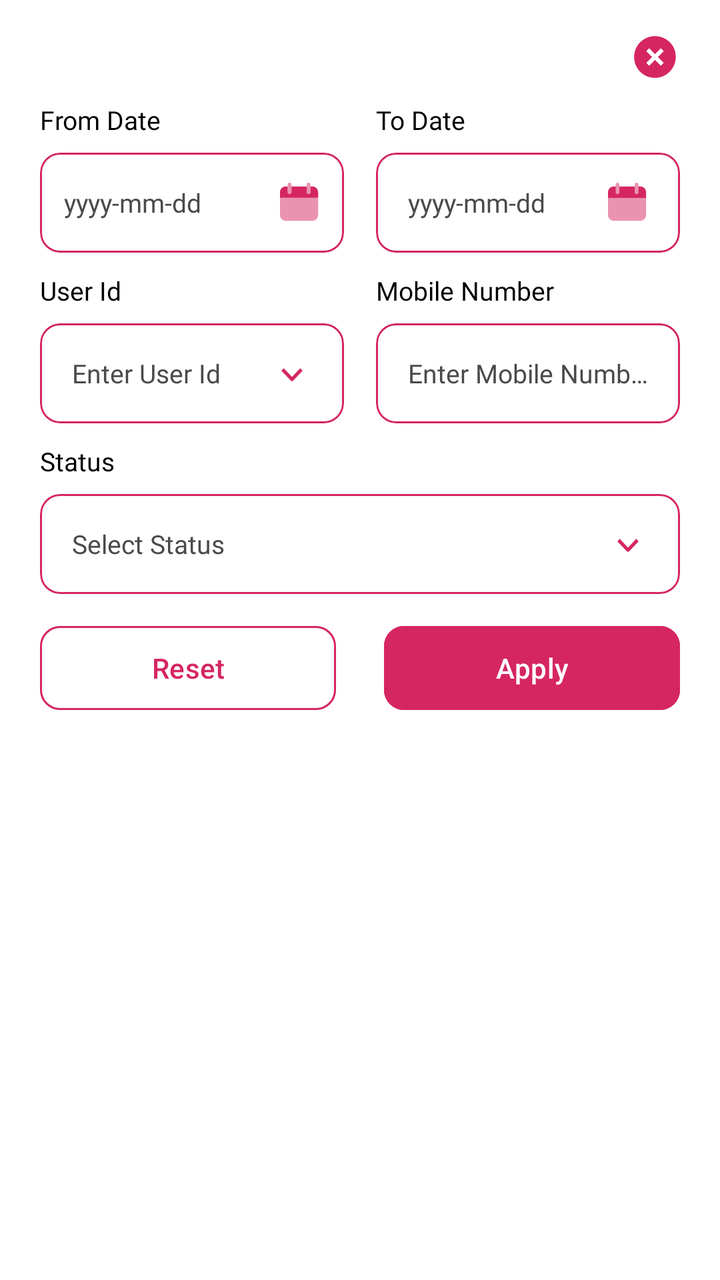
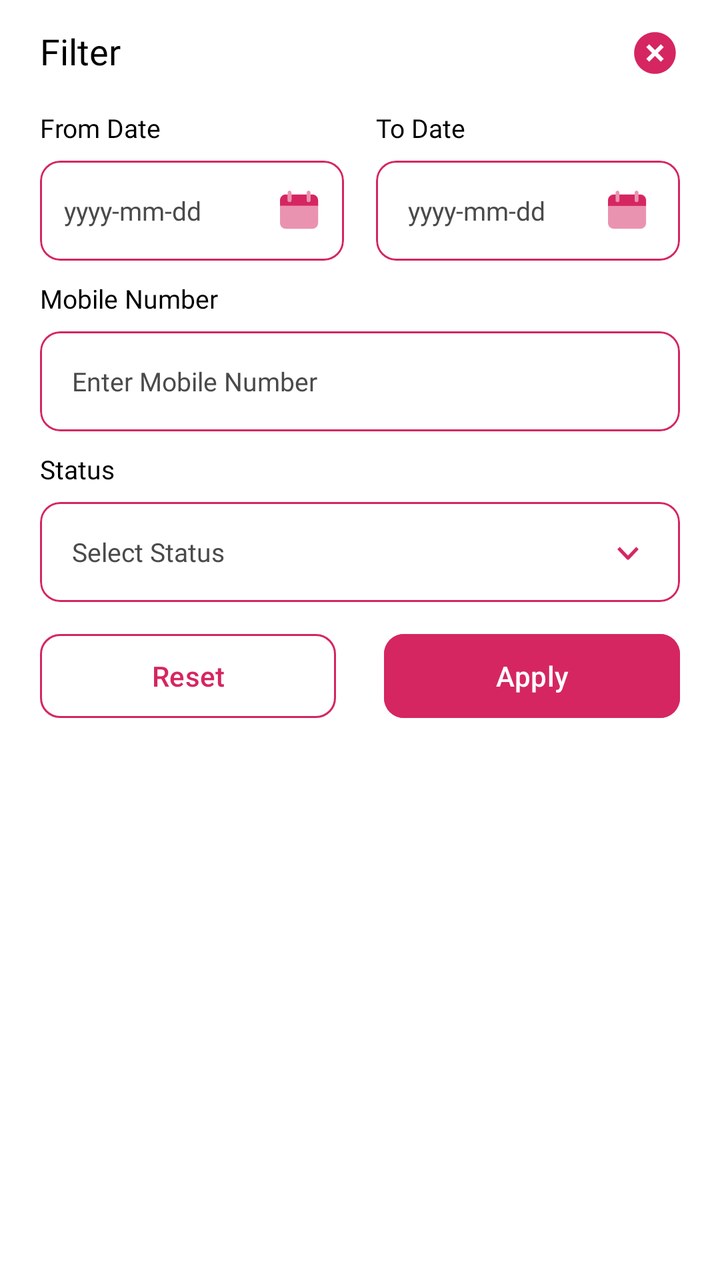

Two renders of the same Android screen: before a commit and after it. Below are the layout's source before the change and the commit's diff.
<!-- AndroidManifest.xml: application theme Theme.PaytouchConsumer -->
<!-- res/layout/sheet_filter.xml -->
<?xml version="1.0" encoding="utf-8"?>
<layout xmlns:android="http://schemas.android.com/apk/res/android"
    xmlns:app="http://schemas.android.com/apk/res-auto">

    <data>

    </data>

    <androidx.constraintlayout.widget.ConstraintLayout
        android:layout_width="match_parent"
        android:layout_height="wrap_content"
        android:background="@drawable/bottom_sheet_bg"
        android:clipToPadding="false"
        android:onClick="@null"
        android:orientation="vertical"
        app:behavior_hideable="true"
        app:behavior_peekHeight="0dp"
        app:behavior_skipCollapsed="true"
        app:layout_behavior="com.google.android.material.bottomsheet.BottomSheetBehavior">

        <View
            android:id="@+id/dummyView"
            android:layout_width="match_parent"
            android:layout_height="1dp"
            android:layout_marginHorizontal="@dimen/page_margin_horizontal"
            app:layout_constraintEnd_toEndOf="parent"
            app:layout_constraintStart_toStartOf="parent"
            app:layout_constraintTop_toTopOf="parent" />



        <androidx.appcompat.widget.AppCompatImageView
            android:id="@+id/ivClose"
            android:layout_width="@dimen/icon_medium"
            android:layout_height="@dimen/icon_medium"
            android:layout_marginTop="@dimen/margin_large"
            android:src="@drawable/ic_close"
            android:background="?selectableItemBackgroundBorderless"
            app:layout_constraintEnd_toEndOf="@id/dummyView"
            app:layout_constraintTop_toTopOf="parent" />

        <LinearLayout
            android:id="@+id/llDateContainer"
            android:layout_width="0dp"
            android:layout_height="wrap_content"
            android:layout_marginTop="@dimen/margin_medium"
            android:orientation="horizontal"
            app:layout_constraintEnd_toEndOf="@id/dummyView"
            app:layout_constraintStart_toStartOf="@id/dummyView"
            app:layout_constraintTop_toBottomOf="@id/ivClose">

            
            <LinearLayout
                android:layout_width="0dp"
                android:layout_height="wrap_content"
                android:layout_weight="1"
                android:orientation="vertical">

                <TextView
                    android:layout_width="wrap_content"
                    android:layout_height="wrap_content"
                    android:fontFamily="@font/proza_libre_semi_bold"
                    android:includeFontPadding="false"
                    android:text="@string/textFromDate"
                    android:textColor="@color/black"
                    android:textSize="@dimen/text_size_13" />

                <com.google.android.material.card.MaterialCardView
                    android:id="@+id/cvSelectFromDate"
                    android:layout_width="match_parent"
                    android:layout_height="@dimen/input_height"
                    android:layout_marginTop="@dimen/margin_small"
                    app:cardBackgroundColor="@android:color/transparent"
                    app:cardCornerRadius="10dp"
                    app:cardElevation="0dp"
                    app:strokeColor="@color/primary"
                    app:strokeWidth="1dp">

                    <LinearLayout
                        android:layout_width="match_parent"
                        android:layout_height="match_parent"
                        android:gravity="center_vertical"
                        android:orientation="horizontal"
                        android:paddingHorizontal="@dimen/margin_medium">

                        <androidx.appcompat.widget.AppCompatTextView
                            android:id="@+id/tvFromDate"
                            android:layout_width="0dp"
                            android:layout_height="wrap_content"
                            android:layout_weight="1"
                            android:ellipsize="end"
                            android:fontFamily="@font/proza_libre_regular"
                            android:hint="@string/dateHint"
                            android:singleLine="true"
                            android:textColor="@color/primary"
                            android:textSize="@dimen/text_size_13" />

                        <androidx.appcompat.widget.AppCompatImageView
                            android:id="@+id/ivFromDateArrow"
                            android:layout_width="@dimen/icon_small"
                            android:layout_height="@dimen/icon_small"
                            android:src="@drawable/ic_calender"
                            android:tint="@color/primary" />

                    </LinearLayout>

                </com.google.android.material.card.MaterialCardView>

            </LinearLayout>

            <Space
                android:layout_width="16dp"
                android:layout_height="1dp" />

            
            <LinearLayout
                android:layout_width="0dp"
                android:layout_height="wrap_content"
                android:layout_weight="1"
                android:orientation="vertical">

                <TextView
                    android:layout_width="wrap_content"
                    android:layout_height="wrap_content"
                    android:fontFamily="@font/proza_libre_semi_bold"
                    android:includeFontPadding="false"
                    android:text="@string/textToDate"
                    android:textColor="@color/black"
                    android:textSize="@dimen/text_size_13" />

                <com.google.android.material.card.MaterialCardView
                    android:id="@+id/cvSelectToDate"
                    android:layout_width="match_parent"
                    android:layout_height="@dimen/input_height"
                    android:layout_marginTop="@dimen/margin_small"
                    app:cardBackgroundColor="@android:color/transparent"
                    app:cardCornerRadius="10dp"
                    app:cardElevation="0dp"
                    app:strokeColor="@color/primary"
                    app:strokeWidth="1dp">

                    <LinearLayout
                        android:layout_width="match_parent"
                        android:layout_height="match_parent"
                        android:gravity="center_vertical"
                        android:orientation="horizontal"
                        android:paddingHorizontal="@dimen/margin_large">

                        <androidx.appcompat.widget.AppCompatTextView
                            android:id="@+id/tvToDate"
                            android:layout_width="0dp"
                            android:layout_height="wrap_content"
                            android:layout_weight="1"
                            android:ellipsize="end"
                            android:fontFamily="@font/proza_libre_regular"
                            android:hint="@string/dateHint"
                            android:singleLine="true"
                            android:textColor="@color/primary"
                            android:textSize="@dimen/text_size_13" />

                        <androidx.appcompat.widget.AppCompatImageView
                            android:id="@+id/ivToDateArrow"
                            android:layout_width="@dimen/icon_small"
                            android:layout_height="@dimen/icon_small"
                            android:src="@drawable/ic_calender"
                            android:tint="@color/primary" />

                    </LinearLayout>

                </com.google.android.material.card.MaterialCardView>

            </LinearLayout>

        </LinearLayout>

        <LinearLayout
            android:id="@+id/llContainer2"
            android:layout_width="0dp"
            android:layout_height="wrap_content"
            android:layout_marginTop="@dimen/margin_medium"
            android:orientation="horizontal"
            app:layout_constraintEnd_toEndOf="@id/dummyView"
            app:layout_constraintStart_toStartOf="@id/dummyView"
            app:layout_constraintTop_toBottomOf="@id/llDateContainer">

            
            <LinearLayout
                android:layout_width="0dp"
                android:layout_height="wrap_content"
                android:layout_weight="1"
                android:orientation="vertical">

                <TextView
                    android:layout_width="wrap_content"
                    android:layout_height="wrap_content"
                    android:fontFamily="@font/proza_libre_semi_bold"
                    android:includeFontPadding="false"
                    android:text="@string/textUserId"
                    android:textColor="@color/black"
                    android:textSize="@dimen/text_size_13" />

                <com.google.android.material.card.MaterialCardView
                    android:id="@+id/cvSelectEntityType"
                    android:layout_width="match_parent"
                    android:layout_height="@dimen/input_height"
                    android:layout_marginTop="@dimen/margin_small"
                    app:cardBackgroundColor="@android:color/transparent"
                    app:cardCornerRadius="10dp"
                    app:cardElevation="0dp"
                    app:strokeColor="@color/primary"
                    app:strokeWidth="1dp">

                    <LinearLayout
                        android:layout_width="match_parent"
                        android:layout_height="match_parent"
                        android:gravity="center_vertical"
                        android:orientation="horizontal"
                        android:paddingHorizontal="@dimen/margin_large">

                        <androidx.appcompat.widget.AppCompatTextView
                            android:id="@+id/tvEntityType"
                            android:layout_width="0dp"
                            android:layout_height="wrap_content"
                            android:layout_weight="1"
                            android:ellipsize="end"
                            android:hint="@string/hintEnterUserId"
                            android:fontFamily="@font/proza_libre_regular"
                            android:singleLine="true"
                            android:textColor="@color/primary"
                            android:textSize="@dimen/text_size_13" />

                        <androidx.appcompat.widget.AppCompatImageView
                            android:id="@+id/ivEntityTypeArrow"
                            android:layout_width="@dimen/icon_small"
                            android:layout_height="@dimen/icon_small"
                            android:src="@drawable/ic_down_arrow"
                            android:tint="@color/primary" />

                    </LinearLayout>

                </com.google.android.material.card.MaterialCardView>

            </LinearLayout>

            <Space
                android:layout_width="16dp"
                android:layout_height="1dp" />

            
            <LinearLayout
                android:layout_width="0dp"
                android:layout_height="wrap_content"
                android:layout_weight="1"
                android:orientation="vertical">

                <TextView
                    android:layout_width="wrap_content"
                    android:layout_height="wrap_content"
                    android:fontFamily="@font/proza_libre_semi_bold"
                    android:includeFontPadding="false"
                    android:text="@string/textMobileNumber"
                    android:textColor="@color/black"
                    android:textSize="@dimen/text_size_13" />

                <com.google.android.material.card.MaterialCardView
                    android:id="@+id/cvSearch"
                    android:layout_width="match_parent"
                    android:layout_height="@dimen/input_height"
                    android:layout_marginTop="@dimen/margin_small"
                    app:cardBackgroundColor="@android:color/transparent"
                    app:cardCornerRadius="10dp"
                    app:cardElevation="0dp"
                    app:strokeColor="@color/primary"
                    app:strokeWidth="1dp">

                    <LinearLayout
                        android:layout_width="match_parent"
                        android:layout_height="match_parent"
                        android:gravity="center_vertical"
                        android:orientation="horizontal"
                        android:paddingHorizontal="@dimen/margin_large">

                        <androidx.appcompat.widget.AppCompatEditText
                            android:id="@+id/tvSearch"
                            android:layout_width="0dp"
                            android:layout_height="wrap_content"
                            android:layout_weight="1"
                            android:background="@null"
                            android:ellipsize="end"
                            android:fontFamily="@font/proza_libre_regular"
                            android:hint="@string/hintEnterMobileNumber"
                            android:singleLine="true"
                            android:textColor="@color/primary"
                            android:textSize="@dimen/text_size_13" />

                    </LinearLayout>

                </com.google.android.material.card.MaterialCardView>

            </LinearLayout>

        </LinearLayout>


        <LinearLayout
            android:id="@+id/llContainer3"
            android:layout_width="0dp"
            android:layout_height="wrap_content"
            android:layout_marginTop="@dimen/margin_medium"
            app:layout_constraintEnd_toEndOf="@id/dummyView"
            app:layout_constraintStart_toStartOf="@id/dummyView"
            app:layout_constraintTop_toBottomOf="@id/llContainer2"
            android:orientation="vertical">

            <TextView
                android:layout_width="wrap_content"
                android:layout_height="wrap_content"
                android:fontFamily="@font/proza_libre_semi_bold"
                android:includeFontPadding="false"
                android:text="@string/textStatus"
                android:textColor="@color/black"
                android:textSize="@dimen/text_size_13" />

            <com.google.android.material.card.MaterialCardView
                android:id="@+id/cvSelectEntries"
                android:layout_width="match_parent"
                android:layout_height="@dimen/input_height"
                android:layout_marginTop="@dimen/margin_small"
                app:cardBackgroundColor="@android:color/transparent"
                app:cardCornerRadius="10dp"
                app:cardElevation="0dp"
                app:strokeColor="@color/primary"
                app:strokeWidth="1dp">

                <LinearLayout
                    android:layout_width="match_parent"
                    android:layout_height="match_parent"
                    android:gravity="center_vertical"
                    android:orientation="horizontal"
                    android:paddingHorizontal="@dimen/margin_large">

                    <androidx.appcompat.widget.AppCompatTextView
                        android:id="@+id/tvEntries"
                        android:layout_width="0dp"
                        android:layout_height="wrap_content"
                        android:layout_weight="1"
                        android:ellipsize="end"
                        android:hint="@string/hintStatus"
                        android:fontFamily="@font/proza_libre_regular"
                        android:singleLine="true"
                        android:textColor="@color/primary"
                        android:textSize="@dimen/text_size_13" />

                    <androidx.appcompat.widget.AppCompatImageView
                        android:id="@+id/ivEntriesArrow"
                        android:layout_width="@dimen/icon_small"
                        android:layout_height="@dimen/icon_small"
                        android:src="@drawable/ic_down_arrow"
                        android:tint="@color/primary" />

                </LinearLayout>

            </com.google.android.material.card.MaterialCardView>

        </LinearLayout>

        
        <LinearLayout
            android:layout_width="0dp"
            android:layout_height="wrap_content"
            android:layout_marginTop="@dimen/margin_medium"
            android:gravity="center_vertical"
            android:orientation="horizontal"
            android:paddingBottom="30dp"
            app:layout_constraintEnd_toEndOf="@id/dummyView"
            app:layout_constraintStart_toStartOf="@id/dummyView"
            app:layout_constraintTop_toBottomOf="@id/llContainer3">

            <com.google.android.material.button.MaterialButton
                android:id="@+id/btnReset"
                android:layout_width="0dp"
                android:layout_height="@dimen/input_height"
                android:layout_gravity="bottom"
                android:backgroundTint="@color/white"
                app:strokeColor="?attr/colorPrimary"
                app:strokeWidth="1dp"
                android:layout_weight="1"
                app:cornerRadius="10dp"
                android:layout_marginEnd="@dimen/margin_medium"
                android:text="@string/textReset"
                android:textAllCaps="false"
                android:textColor="?attr/colorPrimary" />


            <com.google.android.material.button.MaterialButton
                android:id="@+id/btnApply"
                android:layout_width="0dp"
                android:layout_height="@dimen/input_height"
                android:layout_gravity="bottom"
                app:cornerRadius="10dp"
                android:layout_weight="1"
                android:backgroundTint="@color/primary"
                android:layout_marginStart="@dimen/margin_medium"
                android:text="@string/textApply"
                android:textAllCaps="false"
                android:textColor="@android:color/white" />

        </LinearLayout>

    </androidx.constraintlayout.widget.ConstraintLayout>

</layout>
<!-- resources referenced by this layout -->
<resources>
  <color name="black">#FF000000</color>
  <color name="primary">#D52662</color>
  <color name="white">#FFFFFFFF</color>
  <dimen name="icon_medium">25dp</dimen>
  <dimen name="icon_small">20dp</dimen>
  <dimen name="input_height">50dp</dimen>
  <dimen name="margin_large">16dp</dimen>
  <dimen name="margin_medium">12dp</dimen>
  <dimen name="margin_small">8dp</dimen>
  <dimen name="page_margin_horizontal">20dp</dimen>
  <dimen name="text_size_13">13sp</dimen>
  <!-- drawable bottom_sheet_bg (drawable) -->
  <?xml version="1.0" encoding="utf-8"?>
  <shape xmlns:android="http://schemas.android.com/apk/res/android">
      <corners
          android:topLeftRadius="24dp"
          android:topRightRadius="24dp"/>
      <solid android:color="@color/white"/>
      <padding
          android:left="0dp"
          android:top="0dp"
          android:right="0dp"
          android:bottom="0dp"/>
  </shape>
  <!-- drawable ic_close (drawable) -->
  <vector xmlns:android="http://schemas.android.com/apk/res/android"
      android:width="34dp"
      android:height="34dp"
      android:viewportWidth="34"
      android:viewportHeight="34">
    <path
        android:pathData="M27.059,6.942C21.534,1.417 12.468,1.417 6.943,6.942C1.418,12.467 1.418,21.533 6.943,27.058C12.468,32.583 21.393,32.583 26.918,27.058C32.443,21.533 32.584,12.467 27.059,6.942ZM20.968,22.95L17.001,18.983L13.034,22.95L11.051,20.967L15.018,17L11.051,13.033L13.034,11.05L17.001,15.017L20.968,11.05L22.951,13.033L18.984,17L22.951,20.967L20.968,22.95Z"
        android:fillColor="#D52662"/>
  </vector>
  <!-- drawable ic_down_arrow (drawable) -->
  <vector xmlns:android="http://schemas.android.com/apk/res/android"
      android:width="19dp"
      android:height="10dp"
      android:viewportWidth="19"
      android:viewportHeight="10">
    <path
        android:pathData="M8.937,8.464L4.459,3.75L5.578,2.571L9.497,6.696L13.416,2.571L14.535,3.75L10.057,8.464C9.908,8.62 9.707,8.708 9.497,8.708C9.287,8.708 9.086,8.62 8.937,8.464Z"
        android:fillColor="#4A4A4A"
        android:fillType="evenOdd"/>
  </vector>
  <string name="dateHint">yyyy-mm-dd</string>
  <string name="hintEnterMobileNumber">Enter Mobile Number</string>
  <string name="hintEnterUserId">Enter User Id</string>
  <string name="hintStatus">Select Status</string>
  <string name="textApply">Apply</string>
  <string name="textFromDate">From Date</string>
  <string name="textMobileNumber">Mobile Number</string>
  <string name="textReset">Reset</string>
  <string name="textStatus">Status</string>
  <string name="textToDate">To Date</string>
  <string name="textUserId">User Id</string>
  <style name="Theme.PaytouchConsumer" parent="Base.Theme.PaytouchConsumer" />
  <style name="Base.Theme.PaytouchConsumer" parent="Theme.Material3.Light.NoActionBar">
  
          
          <item name="android:windowLightStatusBar">true</item>
          <item name="android:statusBarColor">@android:color/transparent</item>
          <item name="android:navigationBarColor">@android:color/transparent</item>
          <item name="android:windowBackground">@color/white</item>
          <item name="android:windowDrawsSystemBarBackgrounds">true</item>
          <item name="android:textColorHint">@color/hint_color</item>
  
  
          <item name="colorSecondary">@color/secondary</item>
          <item name="colorPrimary">@color/primary</item>
          
          <item name="colorTextBody">@color/black</item>
          <item name="colorTextSubtitle">@color/hint_color</item>
          <item name="colorTextHint">@color/hint_color</item>
          <item name="colorTextOnBrand">@color/primary</item>
          
          <item name="colorIconDefault">@color/hint_color</item>
          <item name="colorIconSubtle">@color/hint_color</item>
          
          <item name="colorToolbarBg">@color/white</item>
  
      </style>
  <color name="hint_color">#4A4A4A</color>
  <color name="secondary">#FCCFA1</color>
  <!-- unchanged entries left out for length: 1 -->
</resources>

<!-- the commit's change to res/layout/sheet_filter.xml (unified diff, before → after) -->
@@ -28,26 +28,38 @@
             app:layout_constraintTop_toTopOf="parent" />
 
 
+        <TextView
+            android:id="@+id/tvTitle"
+            android:layout_width="wrap_content"
+            android:layout_height="wrap_content"
+            android:fontFamily="@font/proza_libre_semi_bold"
+            android:includeFontPadding="false"
+            android:text="@string/textFilter"
+            android:layout_marginTop="@dimen/margin_large"
+            android:textColor="@color/black"
+            app:layout_constraintTop_toTopOf="parent"
+            app:layout_constraintStart_toStartOf="@id/dummyView"
+            android:textSize="@dimen/text_size_18" />
 
         <androidx.appcompat.widget.AppCompatImageView
             android:id="@+id/ivClose"
             android:layout_width="@dimen/icon_medium"
             android:layout_height="@dimen/icon_medium"
-            android:layout_marginTop="@dimen/margin_large"
             android:src="@drawable/ic_close"
             android:background="?selectableItemBackgroundBorderless"
-            app:layout_constraintEnd_toEndOf="@id/dummyView"
-            app:layout_constraintTop_toTopOf="parent" />
+            app:layout_constraintTop_toTopOf="@id/tvTitle"
+            app:layout_constraintBottom_toBottomOf="@id/tvTitle"
+            app:layout_constraintEnd_toEndOf="@id/dummyView" />
 
         <LinearLayout
             android:id="@+id/llDateContainer"
             android:layout_width="0dp"
             android:layout_height="wrap_content"
-            android:layout_marginTop="@dimen/margin_medium"
+            android:layout_marginTop="@dimen/margin_extra_large"
             android:orientation="horizontal"
             app:layout_constraintEnd_toEndOf="@id/dummyView"
             app:layout_constraintStart_toStartOf="@id/dummyView"
-            app:layout_constraintTop_toBottomOf="@id/ivClose">
+            app:layout_constraintTop_toBottomOf="@id/tvTitle">
 
             
             <LinearLayout
@@ -182,69 +194,6 @@
             app:layout_constraintEnd_toEndOf="@id/dummyView"
             app:layout_constraintStart_toStartOf="@id/dummyView"
             app:layout_constraintTop_toBottomOf="@id/llDateContainer">
-
-            
-            <LinearLayout
-                android:layout_width="0dp"
-                android:layout_height="wrap_content"
-                android:layout_weight="1"
-                android:orientation="vertical">
-
-                <TextView
-                    android:layout_width="wrap_content"
-                    android:layout_height="wrap_content"
-                    android:fontFamily="@font/proza_libre_semi_bold"
-                    android:includeFontPadding="false"
-                    android:text="@string/textUserId"
-                    android:textColor="@color/black"
-                    android:textSize="@dimen/text_size_13" />
-
-                <com.google.android.material.card.MaterialCardView
-                    android:id="@+id/cvSelectEntityType"
-                    android:layout_width="match_parent"
-                    android:layout_height="@dimen/input_height"
-                    android:layout_marginTop="@dimen/margin_small"
-                    app:cardBackgroundColor="@android:color/transparent"
-                    app:cardCornerRadius="10dp"
-                    app:cardElevation="0dp"
-                    app:strokeColor="@color/primary"
-                    app:strokeWidth="1dp">
-
-                    <LinearLayout
-                        android:layout_width="match_parent"
-                        android:layout_height="match_parent"
-                        android:gravity="center_vertical"
-                        android:orientation="horizontal"
-                        android:paddingHorizontal="@dimen/margin_large">
-
-                        <androidx.appcompat.widget.AppCompatTextView
-                            android:id="@+id/tvEntityType"
-                            android:layout_width="0dp"
-                            android:layout_height="wrap_content"
-                            android:layout_weight="1"
-                            android:ellipsize="end"
-                            android:hint="@string/hintEnterUserId"
-                            android:fontFamily="@font/proza_libre_regular"
-                            android:singleLine="true"
-                            android:textColor="@color/primary"
-                            android:textSize="@dimen/text_size_13" />
-
-                        <androidx.appcompat.widget.AppCompatImageView
-                            android:id="@+id/ivEntityTypeArrow"
-                            android:layout_width="@dimen/icon_small"
-                            android:layout_height="@dimen/icon_small"
-                            android:src="@drawable/ic_down_arrow"
-                            android:tint="@color/primary" />
-
-                    </LinearLayout>
-
-                </com.google.android.material.card.MaterialCardView>
-
-            </LinearLayout>
-
-            <Space
-                android:layout_width="16dp"
-                android:layout_height="1dp" />
 
             
             <LinearLayout
<!-- resource entries referenced after the edit -->
@@ -6,11 +6,13 @@
   <dimen name="icon_medium">25dp</dimen>
   <dimen name="icon_small">20dp</dimen>
   <dimen name="input_height">50dp</dimen>
+  <dimen name="margin_extra_large">20dp</dimen>
   <dimen name="margin_large">16dp</dimen>
   <dimen name="margin_medium">12dp</dimen>
   <dimen name="margin_small">8dp</dimen>
   <dimen name="page_margin_horizontal">20dp</dimen>
   <dimen name="text_size_13">13sp</dimen>
+  <dimen name="text_size_18">18sp</dimen>
   <!-- drawable bottom_sheet_bg (drawable) -->
   <?xml version="1.0" encoding="utf-8"?>
   <shape xmlns:android="http://schemas.android.com/apk/res/android">
@@ -47,15 +49,14 @@
   </vector>
   <string name="dateHint">yyyy-mm-dd</string>
   <string name="hintEnterMobileNumber">Enter Mobile Number</string>
-  <string name="hintEnterUserId">Enter User Id</string>
   <string name="hintStatus">Select Status</string>
   <string name="textApply">Apply</string>
+  <string name="textFilter">Filter</string>
   <string name="textFromDate">From Date</string>
   <string name="textMobileNumber">Mobile Number</string>
   <string name="textReset">Reset</string>
   <string name="textStatus">Status</string>
   <string name="textToDate">To Date</string>
-  <string name="textUserId">User Id</string>
   <style name="Theme.PaytouchConsumer" parent="Base.Theme.PaytouchConsumer" />
   <style name="Base.Theme.PaytouchConsumer" parent="Theme.Material3.Light.NoActionBar">
   
